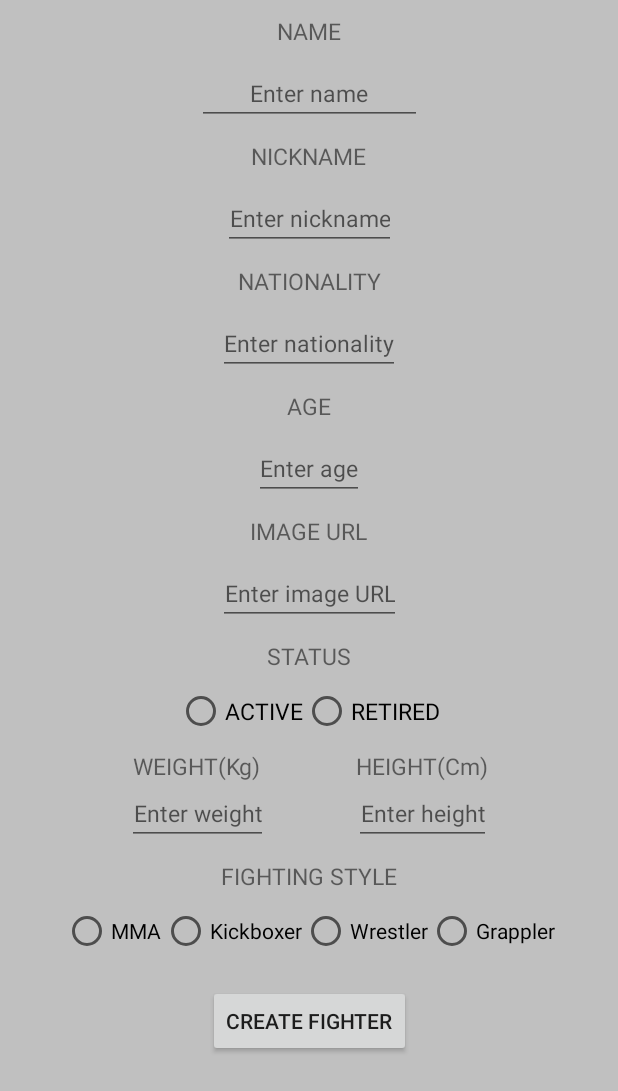
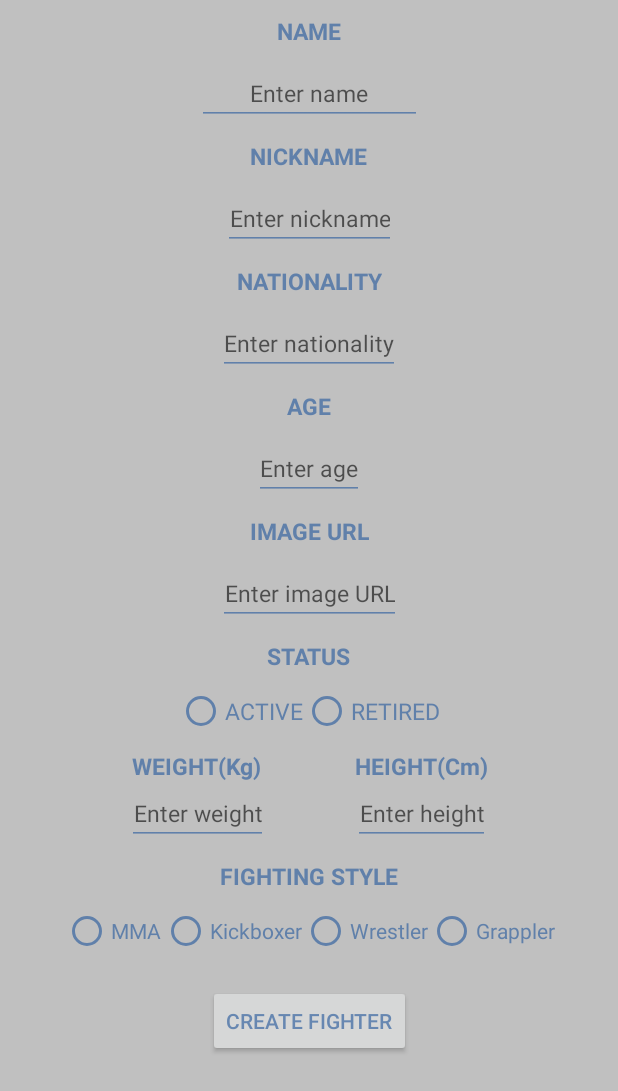
Before and after one commit to LuXoN1999/MyFighter, an Android app: the NewFighterFragment screen opened through its navigation route, on a phone screen of 412 x 824 dp. Shown: the top 1091 px of the screen. Run offline under Robolectric (Android 15) with nearby library versions, the phone set to English and light mode, and no system bars.

Commit message:
Design edit

```diff
--- a/MyFighter/app/src/main/java/com/example/myfighter/database/FighterDAO.kt
+++ b/MyFighter/app/src/main/java/com/example/myfighter/database/FighterDAO.kt
@@ -18,7 +18,6 @@ interface FighterDAO {
     @Query("SELECT * FROM fighters WHERE Style = :fightingStyle")
     fun getFightersByFightingStyle(fightingStyle: String): LiveData<List<Fighter>>
 
-    //:=retired?
     @Query("SELECT * FROM fighters WHERE Status = :isRetired")
     fun getFightersByRetirementStatus(isRetired: Boolean): LiveData<List<Fighter>>
 
@@ -27,8 +26,4 @@ interface FighterDAO {
 
     @Query("SELECT * FROM fighters")
     fun getAllFighters(): LiveData<List<Fighter>>
-
-    /*
-    @Query("SELECT * FROM fighters WHERE Division = :division AND Status = :isRetired")
-    fun getFightersByDivisionAndRetirementStatus(division: String, isRetired: Boolean): LiveData<List<Fighter>>*/
 }
--- a/MyFighter/app/src/main/java/com/example/myfighter/database/FighterRepository.kt
+++ b/MyFighter/app/src/main/java/com/example/myfighter/database/FighterRepository.kt
@@ -11,5 +11,4 @@ interface FighterRepository {
     fun getFightersByFightingStyle(fightingStyle: String): LiveData<List<Fighter>>
     fun getFightersByRetirementStatus(isRetired: Boolean): LiveData<List<Fighter>>
     fun getFightersByDivision(division: String): LiveData<List<Fighter>>
-   /* fun getFightersByDivisionAndRetirementStatus(division: String, isRetired: Boolean): LiveData<List<Fighter>> */
 }
--- a/MyFighter/app/src/main/java/com/example/myfighter/database/FighterRepositoryImpl.kt
+++ b/MyFighter/app/src/main/java/com/example/myfighter/database/FighterRepositoryImpl.kt
@@ -15,8 +15,4 @@ class FighterRepositoryImpl(val fighterDAO: FighterDAO): FighterRepository {
         fighterDAO.getFightersByRetirementStatus(isRetired)
 
     override fun getFightersByDivision(division: String): LiveData<List<Fighter>> = fighterDAO.getFightersByDivision(division)
-   /* override fun getFightersByDivisionAndRetirementStatus(
-        division: String,
-        isRetired: Boolean
-    ): LiveData<List<Fighter>> = fighterDAO.getFightersByDivisionAndRetirementStatus(division,isRetired) */
 }
--- a/MyFighter/app/src/main/res/layout/fragment_fighter_list.xml
+++ b/MyFighter/app/src/main/res/layout/fragment_fighter_list.xml
@@ -77,7 +77,7 @@
         app:layout_constraintLeft_toLeftOf="parent"
         app:layout_constraintTop_toTopOf="parent"
         android:textColor="@color/white"
-        android:background="#B33865a1"
+        android:background="#B33865A1"
         />
 
 
@@ -97,9 +97,12 @@
         android:layout_height="wrap_content"
         app:layout_constraintBottom_toBottomOf="parent"
         app:layout_constraintRight_toRightOf="parent"
+        app:elevation="0dp"
         app:tint="@android:color/white"
+        android:backgroundTint="#B33865A1"
         android:layout_margin="25dp"
         android:src="@android:drawable/ic_input_add"
+        app:backgroundTint="#B33865A1"
         app:fabSize="normal"
         />
 
--- a/MyFighter/app/src/main/res/layout/fragment_new_fighter.xml
+++ b/MyFighter/app/src/main/res/layout/fragment_new_fighter.xml
@@ -14,6 +14,8 @@
         android:layout_margin="10dp"
         android:textSize="15sp"
         android:text="@string/str_name"
+        android:textColor="#B33865A1"
+        android:textStyle="bold"
         />
 
     <EditText
@@ -29,6 +31,8 @@
         android:inputType="text"
         android:hint="Enter name"
         android:gravity="center"
+        android:textColor="#B33865A1"
+        android:backgroundTint="#B33865A1"
         />
 
     <TextView
@@ -41,6 +45,8 @@
         android:layout_margin="10dp"
         android:textSize="15sp"
         android:text="@string/str_nickname"
+        android:textColor="#B33865A1"
+        android:textStyle="bold"
         />
 
     <EditText
@@ -56,6 +62,8 @@
         android:importantForAutofill="no"
         android:hint="Enter nickname"
         android:gravity="center"
+        android:textColor="#B33865A1"
+        android:backgroundTint="#B33865A1"
         />
 
     <TextView
@@ -68,6 +76,8 @@
         android:layout_margin="10dp"
         android:textSize="15sp"
         android:text="@string/str_nationality"
+        android:textColor="#B33865A1"
+        android:textStyle="bold"
         />
 
     <EditText
@@ -83,6 +93,8 @@
         android:inputType="text"
         android:hint="Enter nationality"
         android:gravity="center"
+        android:textColor="#B33865A1"
+        android:backgroundTint="#B33865A1"
         />
 
     <TextView
@@ -95,6 +107,8 @@
         android:layout_margin="10dp"
         android:textSize="15sp"
         android:text="@string/str_age"
+        android:textColor="#B33865A1"
+        android:textStyle="bold"
         />
 
     <EditText
@@ -110,6 +124,8 @@
         android:inputType="number"
         android:hint="Enter age"
         android:gravity="center"
+        android:textColor="#B33865A1"
+        android:backgroundTint="#B33865A1"
         />
 
     <TextView
@@ -122,6 +138,8 @@
         android:layout_margin="10dp"
         android:textSize="15sp"
         android:text="IMAGE URL"
+        android:textColor="#B33865A1"
+        android:textStyle="bold"
         />
 
     <EditText
@@ -137,6 +155,8 @@
         android:importantForAutofill="no"
         android:hint="Enter image URL"
         android:gravity="center"
+        android:textColor="#B33865A1"
+        android:backgroundTint="#B33865A1"
         />
 
     <TextView
@@ -149,6 +169,8 @@
         android:layout_margin="10dp"
         android:textSize="15sp"
         android:text="@string/str_status"
+        android:textColor="#B33865A1"
+        android:textStyle="bold"
         />
 
     <RadioGroup
@@ -164,6 +186,8 @@
             android:layout_width="wrap_content"
             android:layout_height="wrap_content"
             android:textSize="15sp"
+            android:textColor="#B33865A1"
+            android:buttonTint="#B33865A1"
             android:text="@string/str_status_active" />
 
         <RadioButton
@@ -171,6 +195,8 @@
             android:layout_width="wrap_content"
             android:layout_height="wrap_content"
             android:textSize="15sp"
+            android:textColor="#B33865A1"
+            android:buttonTint="#B33865A1"
             android:text="@string/str_status_retired" />
     </RadioGroup>
 
@@ -184,7 +210,9 @@
         android:layout_marginTop="10dp"
         android:layout_marginEnd="150dp"
         android:textSize="15sp"
+        android:textColor="#B33865A1"
         android:text="@string/str_weight"
+        android:textStyle="bold"
         />
 
     <TextView
@@ -198,6 +226,8 @@
         android:layout_marginStart="150dp"
         android:textSize="15sp"
         android:text="@string/str_height"
+        android:textColor="#B33865A1"
+        android:textStyle="bold"
         />
 
     <EditText
@@ -211,7 +241,9 @@
         android:inputType="numberDecimal"
         android:importantForAutofill="no"
         android:hint="Enter weight"
+        android:textColor="#B33865A1"
         android:gravity="center"
+        android:backgroundTint="#B33865A1"
         />
 
     <EditText
@@ -225,7 +257,9 @@
         android:inputType="numberDecimal"
         android:importantForAutofill="no"
         android:hint="Enter height"
+        android:textColor="#B33865A1"
         android:gravity="center"
+        android:backgroundTint="#B33865A1"
         />
     <TextView
         android:id="@+id/tv_fighting_style"
@@ -237,6 +271,8 @@
         android:layout_margin="10dp"
         android:textSize="15sp"
         android:text="@string/str_style"
+        android:textColor="#B33865A1"
+        android:textStyle="bold"
         />
 
 
@@ -253,21 +289,29 @@
             android:id="@+id/rb_style_mma"
             android:layout_width="wrap_content"
             android:layout_height="wrap_content"
+            android:textColor="#B33865A1"
+            android:buttonTint="#B33865A1"
             android:text="@string/str_style_mma"/>
         <RadioButton
             android:id="@+id/rb_style_kickboxing"
             android:layout_width="wrap_content"
             android:layout_height="wrap_content"
+            android:textColor="#B33865A1"
+            android:buttonTint="#B33865A1"
             android:text="@string/str_style_kickboxer" />
         <RadioButton
             android:id="@+id/rb_style_wrestler"
             android:layout_width="wrap_content"
             android:layout_height="wrap_content"
+            android:textColor="#B33865A1"
+            android:buttonTint="#B33865A1"
             android:text="@string/str_style_wrestler"/>
         <RadioButton
             android:id="@+id/rb_style_grappler"
             android:layout_width="wrap_content"
             android:layout_height="wrap_content"
+            android:textColor="#B33865A1"
+            android:buttonTint="#B33865A1"
             android:text="@string/str_style_grappler"/>
     </RadioGroup>
 
@@ -280,6 +324,7 @@
         app:layout_constraintLeft_toLeftOf="parent"
         android:layout_margin="20dp"
         android:text="@string/str_create_fighter"
+        android:textColor="#B33865A1"
         />
 
 </androidx.constraintlayout.widget.ConstraintLayout>
--- a/MyFighter/app/src/main/res/layout/item_fighter.xml
+++ b/MyFighter/app/src/main/res/layout/item_fighter.xml
@@ -26,7 +26,6 @@
         android:layout_marginStart="15dp"
         android:textSize="20sp"
         android:text="fighter_name"
-        android:textFontWeight="1000"
         android:textColor="@color/white"
         />
 
```
Also changed, not shown: MyFighter/app/src/main/res/layout/fragment_fighter_details.xml (+35 -2 lines). Lines whose indentation alone changed are shown as unchanged.
